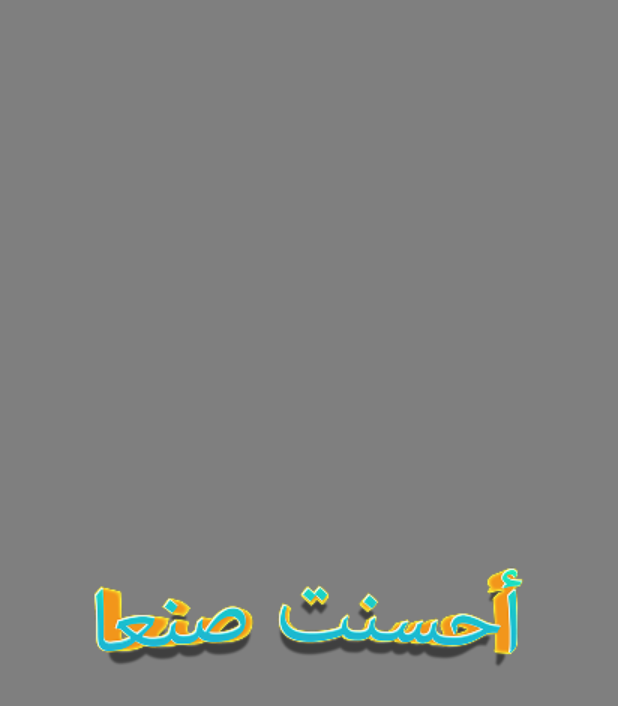
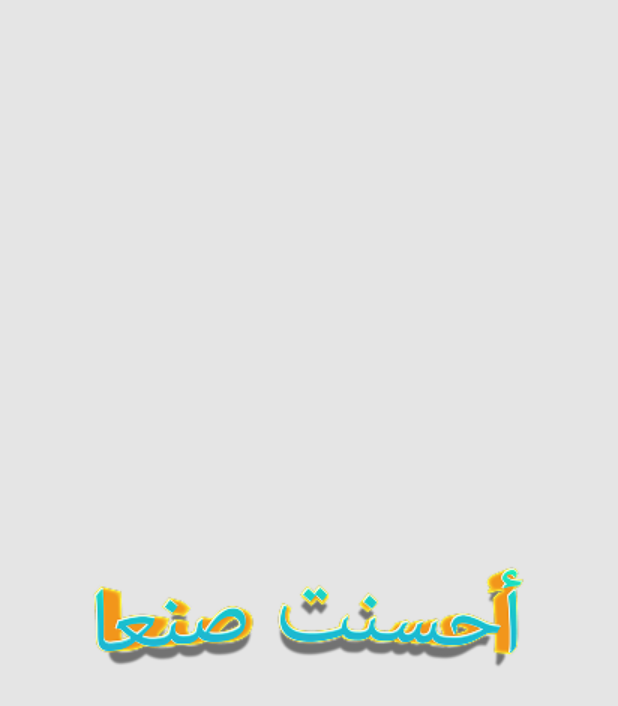
Before and after one commit to alabbasaswadd/faseelah, a Flutter app: the GoodPage screen opened directly, on a phone screen of 412 x 824 dp. Shown: the top 706 px of the screen. Run offline on Flutter 3.47's test engine with Material 3 defaults, Android fonts, the phone set to English and light mode, and no system bars; our stand-ins replace animate_do, bloc, flutter_bloc, flutter_spinkit, flutter_svg, fluttertoast and 2 more; missing offline and left inert: flame, flame_audio.

Commit message:
Good Page

```diff
--- a/lib/ui/good.dart
+++ b/lib/ui/good.dart
@@ -7,7 +7,7 @@ class GoodPage extends StatelessWidget {
   @override
   Widget build(BuildContext context) {
     return Scaffold(
-      backgroundColor: Colors.black.withOpacity(0.5), // شفافية الخلفية
+      backgroundColor: Colors.black.withOpacity(0.1),
       body: Center(
         child: Image.asset(
           AppImage.good,
```
